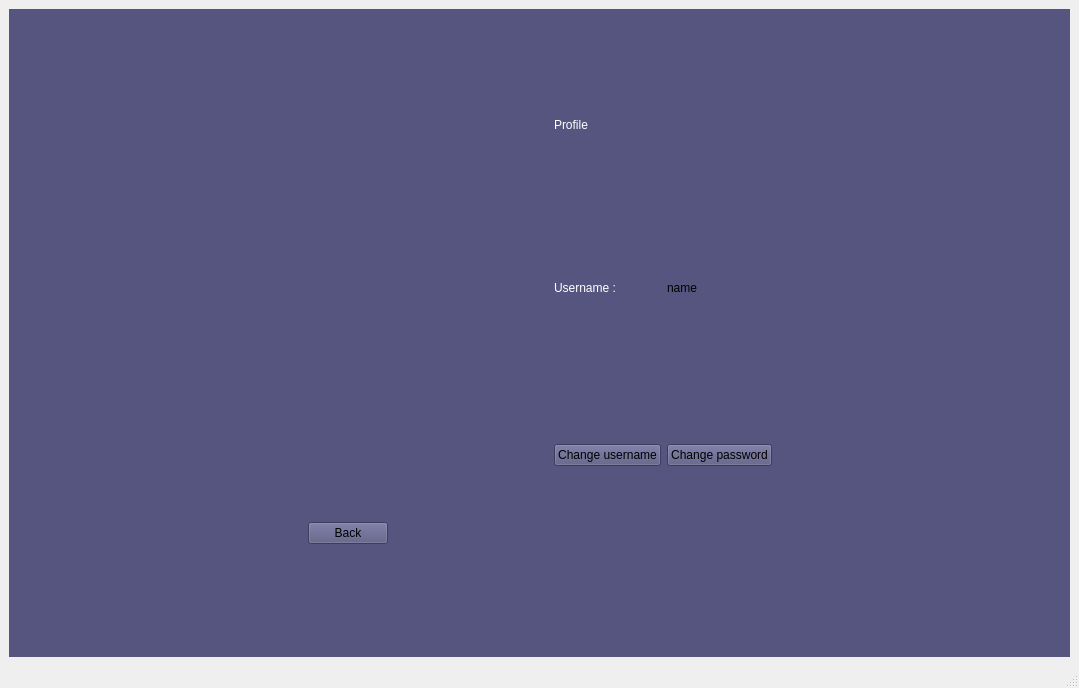
First picture: the form in mainwindow.ui, repository salah0eldin/TIC_TAC_TOE_CPP_QT_SQLITE, before the edit.
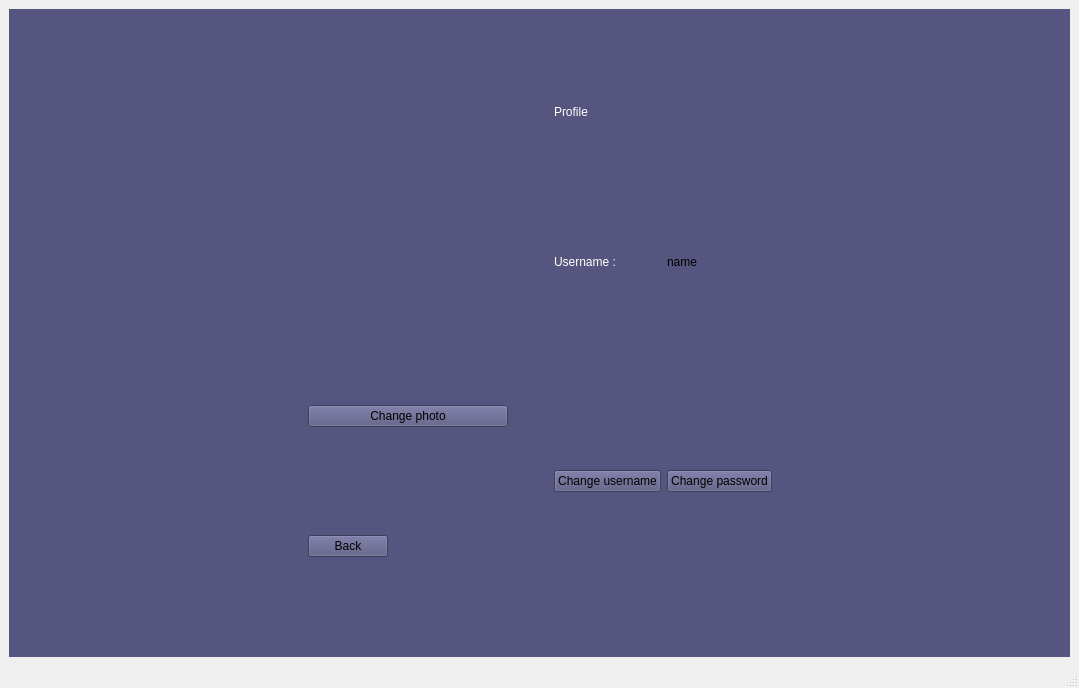
Second picture: the form after the edit. The open tabs and pages were chosen to show the change.

```diff
--- a/mainwindow.ui
+++ b/mainwindow.ui
@@ -394,10 +394,10 @@
           <property name="bottomMargin">
            <number>50</number>
           </property>
-          <item row="1" column="1">
+          <item row="1" column="1" alignment="Qt::AlignHCenter">
            <widget class="QLabel" name="label_pic">
             <property name="sizePolicy">
-             <sizepolicy hsizetype="Maximum" vsizetype="Maximum">
+             <sizepolicy hsizetype="Fixed" vsizetype="Fixed">
               <horstretch>0</horstretch>
               <verstretch>0</verstretch>
              </sizepolicy>
@@ -536,6 +536,13 @@
             </property>
            </widget>
           </item>
+          <item row="2" column="1">
+           <widget class="QPushButton" name="Change_photo">
+            <property name="text">
+             <string>Change photo</string>
+            </property>
+           </widget>
+          </item>
          </layout>
         </item>
        </layout>
```
Left out of the diff: 10 changed lines with no effect on the pictures.
